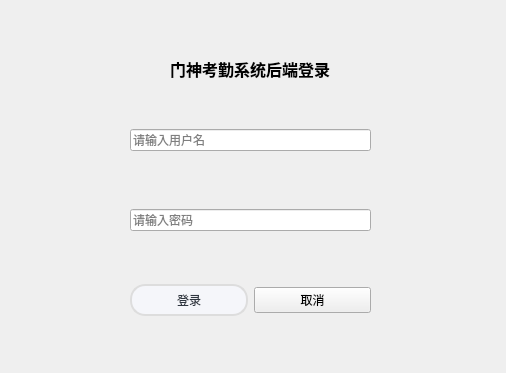
This is CDSignInSystem/login.ui in ClearDewy/CDSignInSystem as Qt 5 draws it before an edit. The edited form follows.
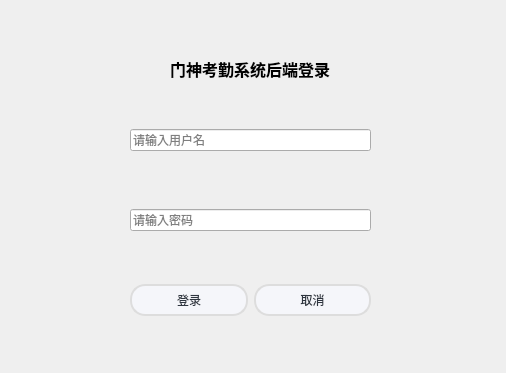
This is the edited form.

What changed in the file:
```diff
--- a/CDSignInSystem/login.ui
+++ b/CDSignInSystem/login.ui
@@ -127,6 +127,41 @@
     </item>
     <item>
      <widget class="QPushButton" name="concelButton">
+      <property name="styleSheet">
+       <string notr="true">/**正常情况下样式**/
+QPushButton{
+	font: 10pt &quot;微软雅黑&quot;;
+    color: #2f3640;
+    background-color: #f5f6fa;
+    border-color: #DDDDDD;
+    border-radius: 15px;
+    border-style: solid;
+    border-width: 2px;
+    padding: 5px;
+}
+
+/**鼠标停留在按钮上的样式**/
+QPushButton::hover{	
+    color: #6ec0ff;
+    background-color: #e5f7ff;
+    border-color: #94d6ff;
+}
+
+/**鼠标按压下去的样式**/
+QPushButton::pressed,QPushButton::checked{
+    color: #6ec0ff;
+    background-color: #e5f7ff;
+    border-color: #4cabff; 
+}
+
+/**按钮失能情况下样式**/
+QPushButton::disabled{
+    color: #FFFFFF;
+    background-color: #dcdde1;
+    border-color: #dcdde1;
+}
+</string>
+      </property>
       <property name="text">
        <string>取消</string>
       </property>
```
